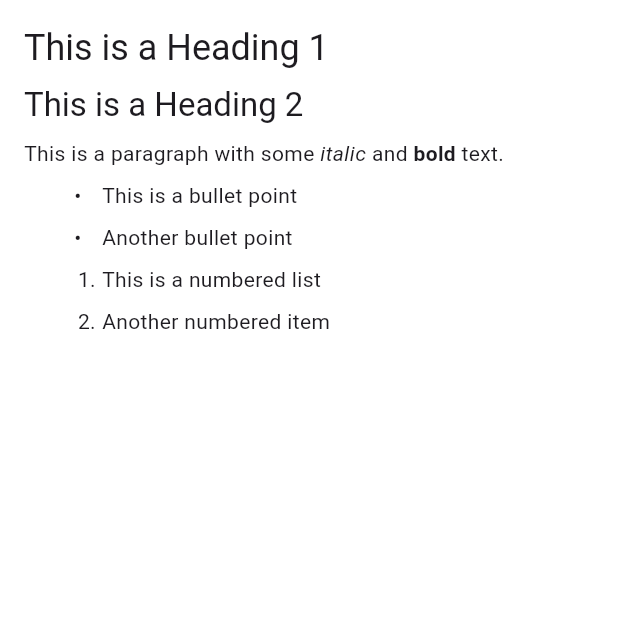
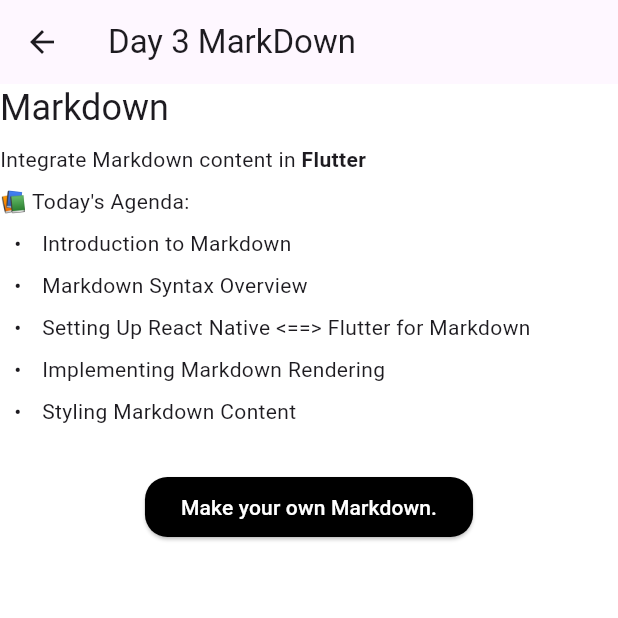
Before and after one commit to lamsalsangam/Flutter, a Flutter app: the Day3Screen screen opened directly, on a phone screen of 412 x 824 dp, the top half of it. Run offline on Flutter 3.47's test engine with Material 3 defaults, Android fonts, the phone set to English and light mode, and no system bars; drawn by our look-alikes of flutter_markdown; our stand-ins replace firebase_auth, firebase_core, flutter_dotenv, flutter_spinkit, google_fonts; accounts and stored records are empty.

Commit message:
Made the initial button of the preview and edit only

```diff
--- a/0. Dev/day_1/lib/screens/days/day3/day_3.dart
+++ b/0. Dev/day_1/lib/screens/days/day3/day_3.dart
@@ -1,5 +1,19 @@
+import 'package:day_1/screens/days/day3/editor_preview.dart';
 import 'package:flutter/material.dart';
 import 'package:flutter_markdown/flutter_markdown.dart';
+
+const markdownContent = """
+# Markdown
+
+Integrate Markdown content in **Flutter**
+
+📚 Today's Agenda:
+- Introduction to Markdown
+- Markdown Syntax Overview
+- Setting Up React Native <==> Flutter for Markdown
+- Implementing Markdown Rendering
+- Styling Markdown Content
+  """;
 
 class Day3Screen extends StatelessWidget {
   final int day;
@@ -8,16 +22,36 @@ class Day3Screen extends StatelessWidget {
 
   @override
   Widget build(BuildContext context) {
-    return const Scaffold(
-      body: Markdown(data: """
-  # This is a Heading 1
-  ## This is a Heading 2
-  This is a paragraph with some *italic* and **bold** text.
-  - This is a bullet point
-  - Another bullet point
-  1. This is a numbered list
-  2. Another numbered item
-  """),
+    return Scaffold(
+      appBar: AppBar(
+        title: const Text("Day 3 MarkDown"),
+      ),
+      body: SafeArea(
+        child: Column(
+          crossAxisAlignment: CrossAxisAlignment.start,
+          children: [
+            const MarkdownBody(data: markdownContent),
+            const SizedBox(
+              height: 30,
+            ),
+            Center(
+              child: ElevatedButton(
+                  onPressed: () {
+                    Navigator.of(context).push(MaterialPageRoute(
+                        builder: (context) => const EditorPreview()));
+                  },
+                  style: ElevatedButton.styleFrom(
+                    shape: RoundedRectangleBorder(
+                      borderRadius: BorderRadius.circular(15),
+                    ),
+                    backgroundColor: Colors.black,
+                    foregroundColor: Colors.white,
+                  ),
+                  child: const Text("Make your own Markdown.")),
+            )
+          ],
+        ),
+      ),
     );
   }
 }
```
Also changed, not shown: 0. Dev/day_1/lib/screens/days/day3/editor_preview.dart (added, +48 -0 lines).
